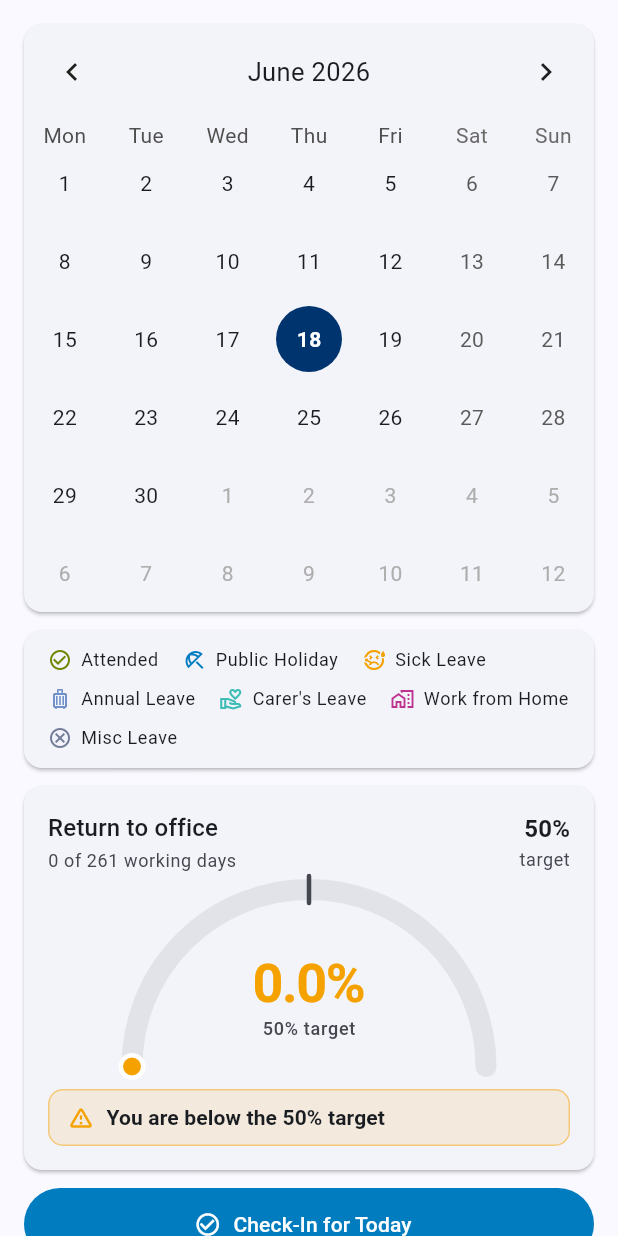
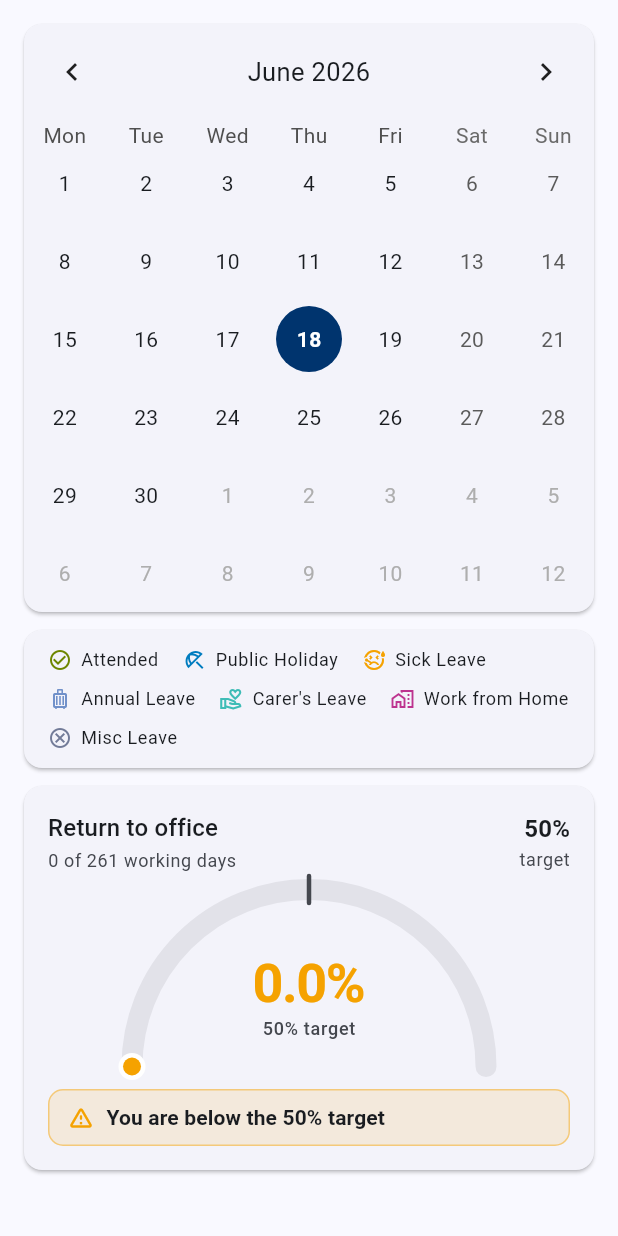
Before and after one commit to ryandam9/attendance-register, a Flutter app: the _Dashboard widget shown alone on an empty page, opened directly with empty values, on a phone screen of 412 x 824 dp. Run offline on Flutter 3.47's test engine with Material 3 defaults, Android fonts, the phone set to English and light mode, and no system bars; drawn by our look-alikes of dynamic_color, table_calendar; our stand-ins replace confetti, flutter_local_notifications, flutter_riverpod, geocoding, geolocator, native_geofence and 2 more; missing offline and left inert: a package; accounts and stored records are empty.

Commit message:
Move Check-In and Mark a Day to a dedicated "Mark" tab
The home page is now purely an at-a-glance view (calendar + legend +
return-to-office gauge). The two recording actions move off Home into a new
bottom-nav tab:

- New MarkScreen with a today summary card, "Check-In for Today" (the
  confetti celebration moved here), and "Mark a Day" → full day editor.
- Bottom navigation is now Home · Mark · Insights · History; the Home RTO
  card still taps through to Insights.
- Removed the buttons, confetti and check-in logic from HomeScreen and
  trimmed the now-unused imports/params.

Tests pass; flutter analyze clean.

Co-Authored-By: Claude Opus 4.8 <noreply@anthropic.com>
Claude-Session: https://claude.ai/code/session_0145qg5rLLJJwwSvomujBMH6

```diff
--- a/lib/screens/home_screen.dart
+++ b/lib/screens/home_screen.dart
@@ -1,9 +1,6 @@
 import 'dart:async';
 
-import 'package:animations/animations.dart';
-import 'package:confetti/confetti.dart';
 import 'package:flutter/material.dart';
-import 'package:flutter/services.dart';
 import 'package:flutter_riverpod/flutter_riverpod.dart';
 import 'package:intl/intl.dart';
 import 'package:table_calendar/table_calendar.dart';
@@ -22,7 +19,6 @@ import '../providers/ui_state_provider.dart';
 import '../services/holiday_service.dart';
 import '../widgets/quick_mark_sheet.dart';
 import '../widgets/rto_arc_card.dart';
-import 'day_entry_screen.dart';
 import 'settings_screen.dart';
 import 'setup_screen.dart';
 
@@ -34,22 +30,10 @@ class HomeScreen extends ConsumerStatefulWidget {
 }
 
 class _HomeScreenState extends ConsumerState<HomeScreen> {
-  late final ConfettiController _confetti =
-      ConfettiController(duration: const Duration(milliseconds: 1200));
-  bool _justCheckedIn = false;
-  Timer? _checkedInReset;
-
   @override
   void initState() {
     super.initState();
     WidgetsBinding.instance.addPostFrameCallback((_) => _refreshAttendance());
-  }
-
-  @override
-  void dispose() {
-    _checkedInReset?.cancel();
-    _confetti.dispose();
-    super.dispose();
   }
 
   /// Reloads attendance and special days for [day]'s month (defaults to the
@@ -100,38 +84,6 @@ class _HomeScreenState extends ConsumerState<HomeScreen> {
     if (changed && mounted) _refreshAttendance();
   }
 
-  Future<void> _manualCheckIn() async {
-    final office = ref.read(officeProvider).selectedOffice;
-    if (office == null) return;
-    final result = await ref
-        .read(attendanceProvider.notifier)
-        .manualCheckIn(office.id!, focusedMonth: ref.read(calendarFocusProvider));
-    if (!mounted) return;
-
-    if (result == CheckInResult.recorded) {
-      // The once-a-day moment the app exists for — celebrate it.
-      unawaited(HapticFeedback.mediumImpact());
-      _confetti.play();
-      setState(() => _justCheckedIn = true);
-      _checkedInReset?.cancel();
-      _checkedInReset = Timer(const Duration(milliseconds: 2500), () {
-        if (mounted) setState(() => _justCheckedIn = false);
-      });
-    }
-
-    final msg = switch (result) {
-      CheckInResult.recorded => 'Attendance recorded for today!',
-      CheckInResult.alreadyRecorded => 'Already checked in for today.',
-      CheckInResult.alreadyRecordedByAuto =>
-        'Attendance already recorded by auto check-in.',
-      CheckInResult.specialDayConflict =>
-        'Today is already marked (holiday, sick leave or misc leave) — change it first.',
-    };
-    ScaffoldMessenger.of(context).showSnackBar(
-      SnackBar(content: Text(msg), behavior: SnackBarBehavior.floating),
-    );
-  }
-
   @override
   Widget build(BuildContext context) {
     final officeState = ref.watch(officeProvider);
@@ -152,7 +104,6 @@ class _HomeScreenState extends ConsumerState<HomeScreen> {
       },
     );
 
-    final cs = Theme.of(context).colorScheme;
     final appBarTheme = Theme.of(context).appBarTheme;
 
     return Scaffold(
@@ -188,9 +139,7 @@ class _HomeScreenState extends ConsumerState<HomeScreen> {
           ),
         ],
       ),
-      body: Stack(
-        children: [
-          AnimatedSwitcher(
+      body: AnimatedSwitcher(
         duration: const Duration(milliseconds: 300),
         child: officeState.loading
             ? const Center(
@@ -212,38 +161,12 @@ class _HomeScreenState extends ConsumerState<HomeScreen> {
                     key: ValueKey(officeState.selectedOffice?.id),
                     offices: officeState.offices,
                     selected: officeState.selectedOffice!,
-                        justCheckedIn: _justCheckedIn,
                     onRefresh: _onPullRefresh,
                     onOfficeChanged: (o) =>
                         ref.read(officeProvider.notifier).selectOffice(o),
                     onPageChanged: _onPageChanged,
-                        onManualCheckIn: _manualCheckIn,
                     onDayTapped: _quickMarkDay,
-                        onMarkADayClosed: (changed) {
-                          if (changed == true) _refreshAttendance();
-                        },
                   ),
-          ),
-          // Confetti bursts from the top on a successful check-in.
-          Align(
-            alignment: Alignment.topCenter,
-            child: ConfettiWidget(
-              confettiController: _confetti,
-              blastDirectionality: BlastDirectionality.explosive,
-              numberOfParticles: 24,
-              maxBlastForce: 24,
-              minBlastForce: 8,
-              gravity: 0.25,
-              shouldLoop: false,
-              colors: [
-                cs.primary,
-                cs.secondary,
-                cs.tertiary,
-                DayStatus.attended.colorIn(context),
-              ],
-            ),
-          ),
-        ],
       ),
     );
   }
@@ -296,25 +219,19 @@ class _EmptyState extends StatelessWidget {
 class _Dashboard extends ConsumerWidget {
   final List<OfficeLocation> offices;
   final OfficeLocation selected;
-  final bool justCheckedIn;
   final Future<void> Function() onRefresh;
   final ValueChanged<OfficeLocation> onOfficeChanged;
   final ValueChanged<DateTime> onPageChanged;
-  final VoidCallback onManualCheckIn;
   final ValueChanged<DateTime> onDayTapped;
-  final ValueChanged<bool?> onMarkADayClosed;
 
   const _Dashboard({
     super.key,
     required this.offices,
     required this.selected,
-    required this.justCheckedIn,
     required this.onRefresh,
     required this.onOfficeChanged,
     required this.onPageChanged,
-    required this.onManualCheckIn,
     required this.onDayTapped,
-    required this.onMarkADayClosed,
   });
 
   static final _dayKeyFmt = DateFormat('yyyy-MM-dd');
@@ -356,8 +273,6 @@ class _Dashboard extends ConsumerWidget {
       start: yearPeriod.start,
       end: yearPeriod.end,
     )));
-
-    final cs = Theme.of(context).colorScheme;
 
     return RefreshIndicator(
       onRefresh: onRefresh,
@@ -453,70 +368,8 @@ class _Dashboard extends ConsumerWidget {
               data: (b) => RtoArcCard(
                 breakdown: b,
                 target: settings.rtoTarget,
-                onTap: () => ref.read(tabIndexProvider.notifier).set(1),
+                onTap: () => ref.read(tabIndexProvider.notifier).set(2),
               ),
-            ),
-          ),
-
-          const SizedBox(height: 12),
-
-          // Primary action — morphs into a confirmation for a moment after a
-          // successful check-in.
-          Padding(
-            padding: const EdgeInsets.symmetric(horizontal: 16),
-            child: FilledButton.icon(
-              onPressed: onManualCheckIn,
-              icon: AnimatedSwitcher(
-                duration: const Duration(milliseconds: 250),
-                transitionBuilder: (child, anim) =>
-                    ScaleTransition(scale: anim, child: child),
-                child: Icon(
-                  justCheckedIn ? Icons.celebration : Icons.check_circle_outline,
-                  key: ValueKey(justCheckedIn),
-                ),
-              ),
-              label: Text(justCheckedIn ? 'Checked in!' : 'Check-In for Today'),
-              style: FilledButton.styleFrom(minimumSize: const Size.fromHeight(48)),
-            ),
-          ),
-
-          const SizedBox(height: 8),
-
-          // Secondary action — container-transforms into the full day-entry
-          // screen. Tapping a calendar day opens the quick sheet instead.
-          Padding(
-            padding: const EdgeInsets.symmetric(horizontal: 16),
-            child: OpenContainer<bool>(
-              transitionType: ContainerTransitionType.fadeThrough,
-              transitionDuration: const Duration(milliseconds: 350),
-              closedElevation: 0,
-              closedColor: cs.surface,
-              closedShape: RoundedRectangleBorder(
-                borderRadius: BorderRadius.circular(24),
-                side: BorderSide(color: cs.outline),
-              ),
-              closedBuilder: (context, open) => InkWell(
-                onTap: open,
-                child: SizedBox(
-                  height: 48,
-                  child: Row(
-                    mainAxisAlignment: MainAxisAlignment.center,
-                    children: [
-                      Icon(Icons.edit_calendar_outlined, color: cs.primary),
-                      const SizedBox(width: 8),
-                      Text(
-                        'Mark a Day (Attendance / Leave / WFH)',
-                        style: TextStyle(
-                          color: cs.primary,
-                          fontWeight: FontWeight.w600,
-                        ),
-                      ),
-                    ],
-                  ),
-                ),
-              ),
-              openBuilder: (context, _) => DayEntryScreen(office: selected),
-              onClosed: onMarkADayClosed,
             ),
           ),
         ],
```
Also changed, not shown: lib/screens/main_shell.dart (+9 -2 lines), lib/screens/mark_screen.dart (added, +282 -0 lines). Lines whose indentation alone changed are shown as unchanged.
